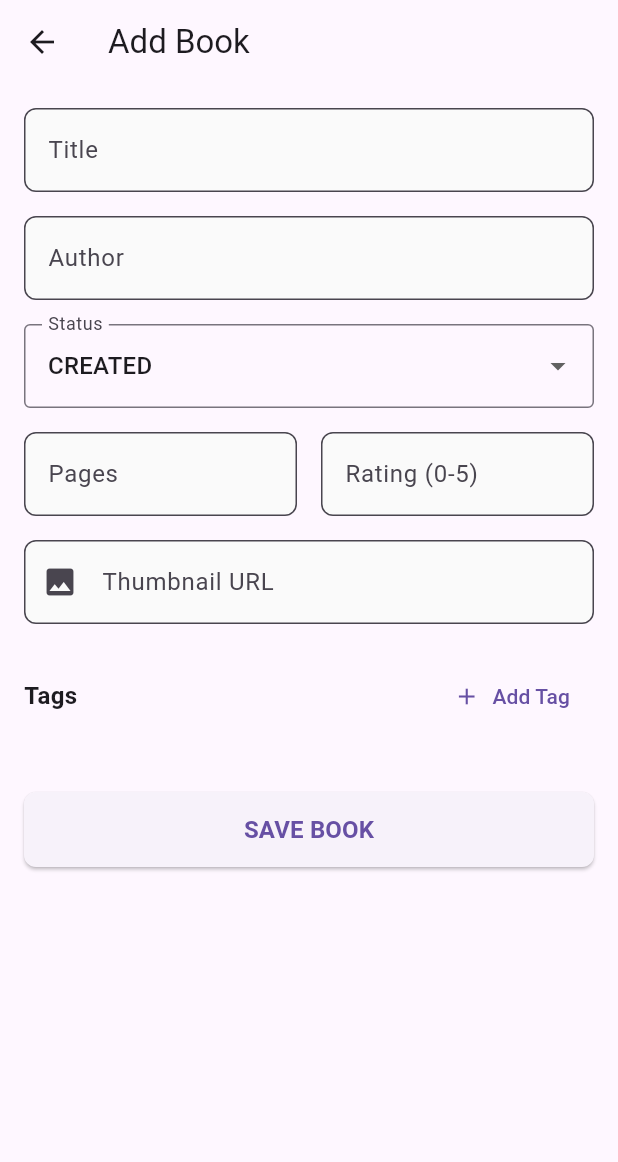
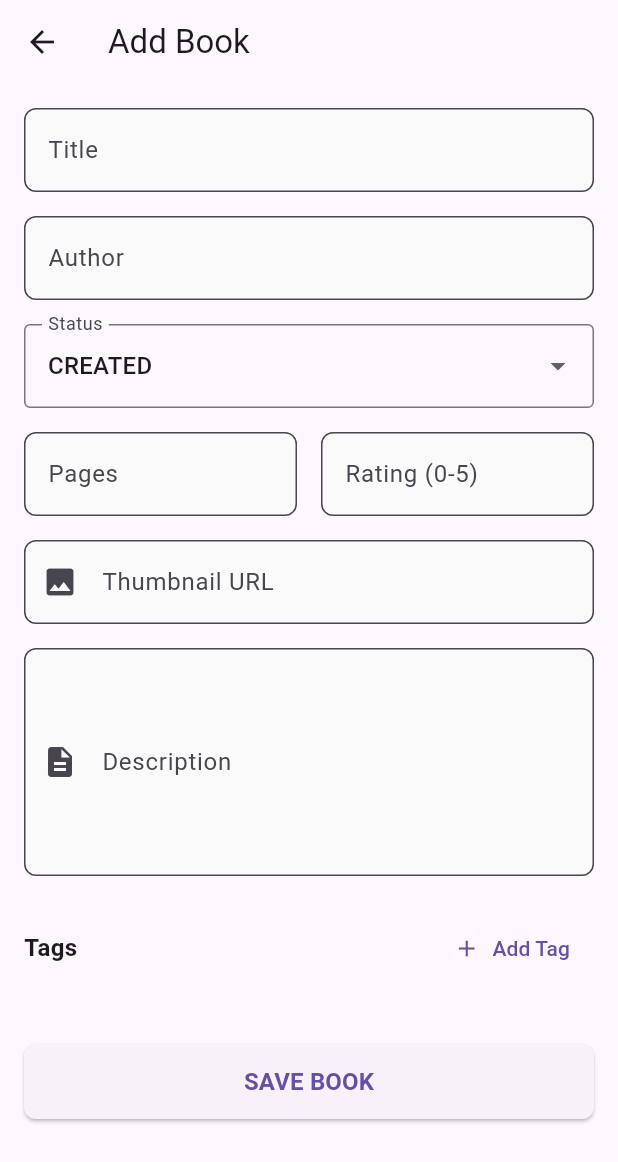
Before and after one commit to santushtm05/personal-book-tracker-frontend, a Flutter app: the AddEditBookScreen screen opened directly, on a phone screen of 412 x 824 dp. Shown: the top 1162 px of the screen. Run offline on Flutter 3.47's test engine with Material 3 defaults, Android fonts, the phone set to English and light mode, and no system bars; our stand-ins replace shared_preferences; accounts and stored records are empty; network calls fail.

Commit message:
feat: Add description field to book forms and details

```diff
--- a/lib/models/book.dart
+++ b/lib/models/book.dart
@@ -7,6 +7,7 @@ class Book {
   final String status;
   final double rating;
   final int pages;
+  final String? description; // New
   final String? thumbnailUrl; // Optional
   final List<Tag> tags;
 
@@ -17,6 +18,7 @@ class Book {
     required this.status,
     required this.rating,
     required this.pages,
+    this.description,
     this.thumbnailUrl,
     required this.tags,
   });
@@ -35,6 +37,7 @@ class Book {
       // Handle int or double for rating
       rating: (json['rating'] as num).toDouble(),
       pages: json['pages'],
+      description: json['description'],
       thumbnailUrl: json['thumbnail_url'],
       tags: tags,
     );
@@ -48,6 +51,7 @@ class Book {
       'status': status,
       'rating': rating,
       'pages': pages,
+      'description': description,
       'thumbnail_url': thumbnailUrl,
       'tags': tags.map((t) => t.toJson()).toList(),
     };
--- a/lib/screens/books/add_edit_book_screen.dart
+++ b/lib/screens/books/add_edit_book_screen.dart
@@ -23,6 +23,7 @@ class _AddEditBookScreenState extends State<AddEditBookScreen> {
   late TextEditingController _pagesController;
   late TextEditingController _ratingController;
   late TextEditingController _thumbnailController;
+  late TextEditingController _descriptionController;
 
   String _status = 'CREATED';
   List<Tag> _availableTags = [];
@@ -37,6 +38,7 @@ class _AddEditBookScreenState extends State<AddEditBookScreen> {
     _pagesController = TextEditingController(text: widget.book?.pages.toString() ?? '');
     _ratingController = TextEditingController(text: widget.book?.rating.toString() ?? '');
     _thumbnailController = TextEditingController(text: widget.book?.thumbnailUrl ?? '');
+    _descriptionController = TextEditingController(text: widget.book?.description ?? '');
 
     if (widget.book != null) {
       _status = widget.book!.status;
@@ -63,6 +65,7 @@ class _AddEditBookScreenState extends State<AddEditBookScreen> {
     _pagesController.dispose();
     _ratingController.dispose();
     _thumbnailController.dispose();
+    _descriptionController.dispose();
     super.dispose();
   }
 
@@ -74,6 +77,7 @@ class _AddEditBookScreenState extends State<AddEditBookScreen> {
         'status': _status,
         'rating': double.tryParse(_ratingController.text) ?? 0.0,
         'pages': int.tryParse(_pagesController.text) ?? 0,
+        'description': _descriptionController.text.trim(),
         'thumbnail_url': _thumbnailController.text.trim(),
         'tags': _selectedTags.map((t) => t.id).toList(), // API expects [1, 3, 2]
       };
@@ -224,6 +228,13 @@ class _AddEditBookScreenState extends State<AddEditBookScreen> {
                 controller: _thumbnailController,
                 prefixIcon: Icons.image,
               ),
+              const SizedBox(height: 16),
+              CustomTextField(
+                label: 'Description',
+                controller: _descriptionController,
+                maxLines: 5,
+                prefixIcon: Icons.description,
+              ),
               const SizedBox(height: 24),
               Row(
                 mainAxisAlignment: MainAxisAlignment.spaceBetween,
--- a/lib/screens/books/book_detail_screen.dart
+++ b/lib/screens/books/book_detail_screen.dart
@@ -22,6 +22,7 @@ class BookDetailScreen extends StatelessWidget {
             status: 'UNKNOWN',
             rating: 0,
             pages: 0,
+            description: '',
             tags: [],
           ),
         );
@@ -116,6 +117,18 @@ class BookDetailScreen extends StatelessWidget {
                             ),
                           ],
                         ),
+                        if (book.description != null && book.description!.isNotEmpty) ...[
+                          const SizedBox(height: 24),
+                          const Text(
+                            'Description',
+                            style: TextStyle(fontSize: 18, fontWeight: FontWeight.bold),
+                          ),
+                          const SizedBox(height: 8),
+                          Text(
+                            book.description!,
+                            style: const TextStyle(fontSize: 16, height: 1.5),
+                          ),
+                        ],
                         const SizedBox(height: 24),
                         const Text(
                           'Tags',
--- a/lib/widgets/custom_text_field.dart
+++ b/lib/widgets/custom_text_field.dart
@@ -8,6 +8,7 @@ class CustomTextField extends StatelessWidget {
   final IconData? prefixIcon;
   final TextInputType keyboardType;
   final void Function(String)? onChanged;
+  final int? maxLines;
 
   const CustomTextField({
     super.key,
@@ -18,6 +19,7 @@ class CustomTextField extends StatelessWidget {
     this.prefixIcon,
     this.keyboardType = TextInputType.text,
     this.onChanged,
+    this.maxLines = 1,
   });
 
   @override
@@ -28,6 +30,7 @@ class CustomTextField extends StatelessWidget {
       keyboardType: keyboardType,
       validator: validator,
       onChanged: onChanged,
+      maxLines: maxLines,
       decoration: InputDecoration(
         labelText: label,
         prefixIcon: prefixIcon != null ? Icon(prefixIcon) : null,
```
